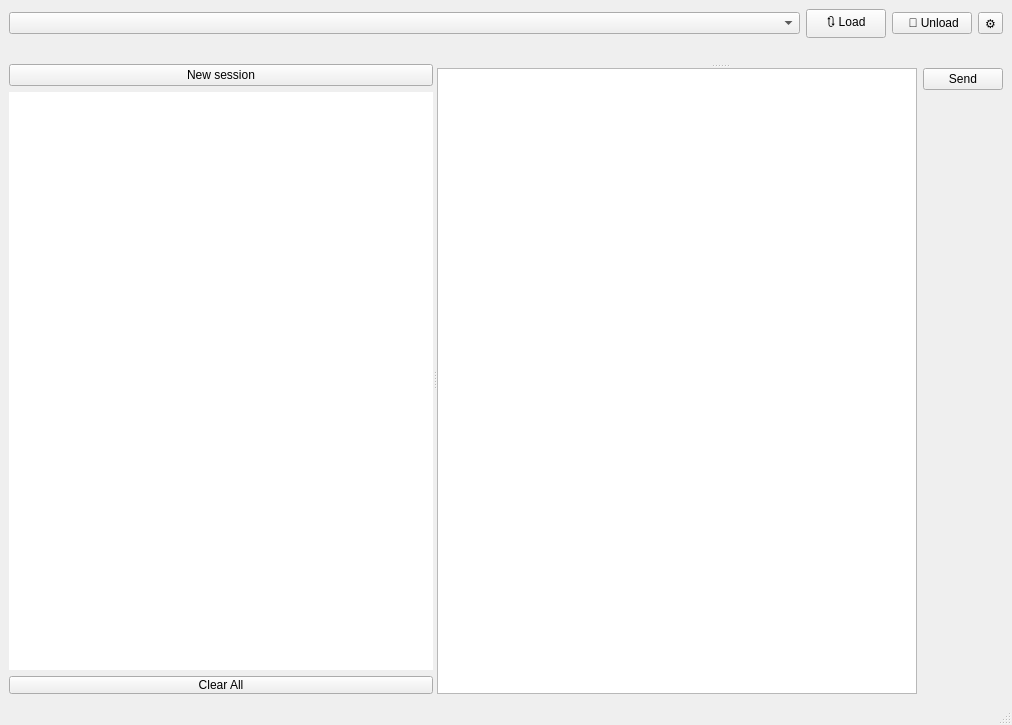
Old version of the form mainwindow.ui in the repository artthirt/LLMTest.
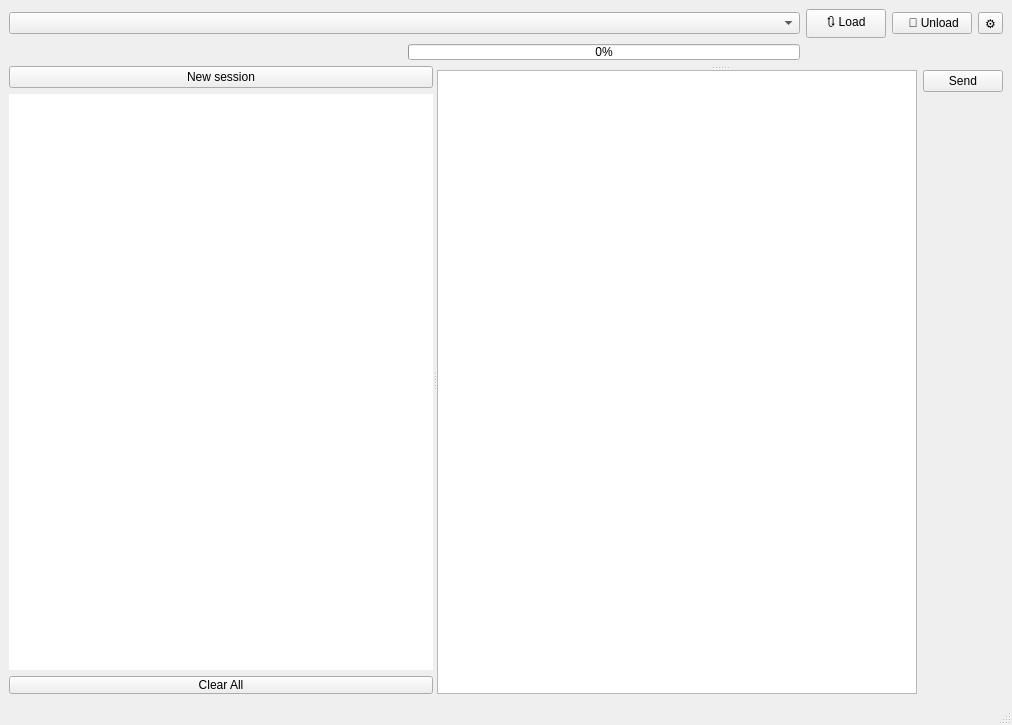
New version of the form.

The edit to the form file:
```diff
--- a/mainwindow.ui
+++ b/mainwindow.ui
@@ -71,11 +71,37 @@
        </layout>
       </item>
       <item row="1" column="0">
-       <widget class="QLabel" name="lbProgress">
-        <property name="text">
-         <string/>
+       <layout class="QHBoxLayout" name="horizontalLayout_2">
+        <property name="topMargin">
+         <number>0</number>
         </property>
-       </widget>
+        <item>
+         <widget class="QLabel" name="lbProgress">
+          <property name="text">
+           <string/>
+          </property>
+         </widget>
+        </item>
+        <item>
+         <widget class="QProgressBar" name="pbProgress">
+          <property name="sizePolicy">
+           <sizepolicy hsizetype="Preferred" vsizetype="Fixed">
+            <horstretch>0</horstretch>
+            <verstretch>0</verstretch>
+           </sizepolicy>
+          </property>
+          <property name="maximumSize">
+           <size>
+            <width>16777215</width>
+            <height>16</height>
+           </size>
+          </property>
+          <property name="value">
+           <number>0</number>
+          </property>
+         </widget>
+        </item>
+       </layout>
       </item>
      </layout>
     </item>
```
Left out of the diff: 16 changed lines with no effect on the pictures.
